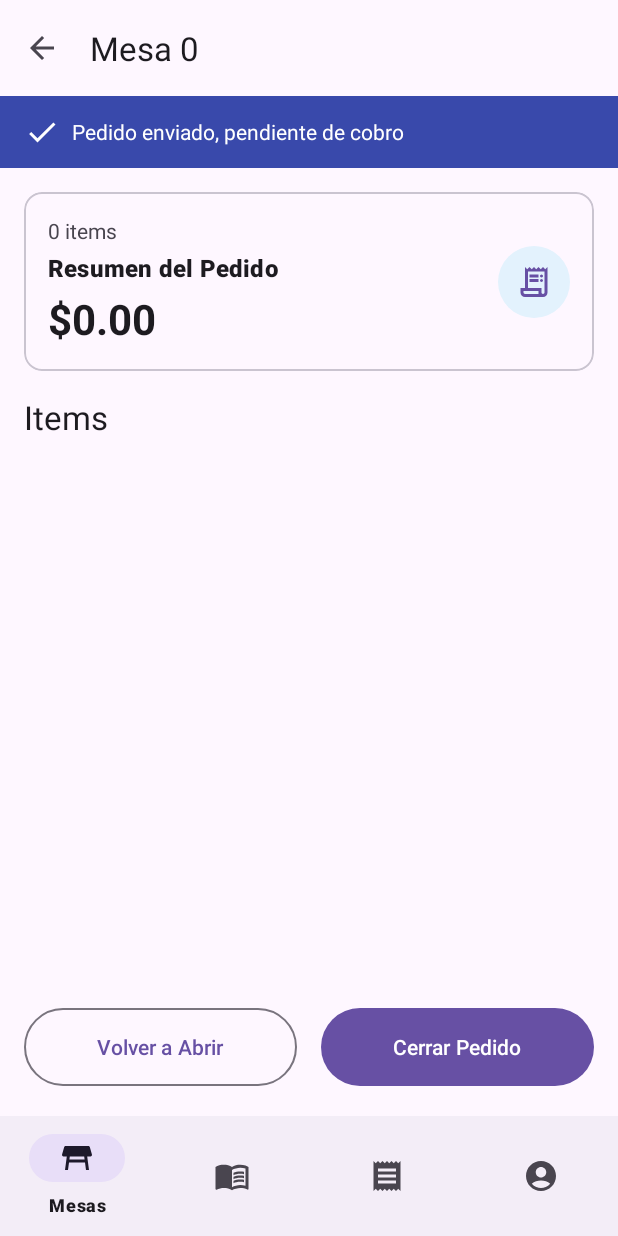
After one commit to lucas29951/labo6-projects, an Android app: the fragment SentOrderDetailFragment placed in its activity, on a phone screen of 412 x 824 dp. The commit adds this screen. Run offline under Robolectric (Android 15) with nearby library versions, the phone set to English and light mode, and no system bars; our stand-ins replace Room's generated code, navigation-ui.

Commit message:
Add sent order detail view and related logic
Implemented SentOrderDetailFragment to display details of sent orders, including item list and summary. Added SentOrderItemAdapter, viewmodel, and layouts for the new screen. Updated navigation graph and CuentaFragment to support navigation to sent order details. Enhanced AppRepository and MesaDao with logic to close orders and free tables.

```diff
--- /dev/null
+++ b/app/src/main/java/com/labdevs/comandar/SentOrderDetailFragment.java
@@ -0,0 +1,104 @@
+package com.labdevs.comandar;
+
+import android.os.Bundle;
+
+import androidx.annotation.NonNull;
+import androidx.annotation.Nullable;
+import androidx.fragment.app.Fragment;
+import androidx.lifecycle.ViewModelProvider;
+import androidx.navigation.fragment.NavHostFragment;
+import androidx.recyclerview.widget.LinearLayoutManager;
+
+import android.view.LayoutInflater;
+import android.view.View;
+import android.view.ViewGroup;
+import android.widget.Toast;
+
+import com.labdevs.comandar.adapters.SentOrderItemAdapter;
+import com.labdevs.comandar.databinding.FragmentSentOrderDetailBinding;
+import com.labdevs.comandar.viewmodels.SentOrderDetailViewModel;
+
+import java.util.Locale;
+
+public class SentOrderDetailFragment extends Fragment {
+    private FragmentSentOrderDetailBinding binding;
+    private SentOrderDetailViewModel viewModel;
+    private SentOrderItemAdapter adapter;
+    private int pedidoId;
+    private int mesaNumero;
+
+    @Override
+    public void onCreate(@Nullable Bundle savedInstanceState) {
+        super.onCreate(savedInstanceState);
+        if (getArguments() != null) {
+            pedidoId = getArguments().getInt("pedidoId");
+            mesaNumero = getArguments().getInt("mesaNumero");
+        }
+    }
+
+    @Override
+    public View onCreateView(@NonNull LayoutInflater inflater, ViewGroup container, Bundle savedInstanceState) {
+        binding = FragmentSentOrderDetailBinding.inflate(inflater, container, false);
+        return binding.getRoot();
+    }
+
+    @Override
+    public void onViewCreated(@NonNull View view, @Nullable Bundle savedInstanceState) {
+        super.onViewCreated(view, savedInstanceState);
+        viewModel = new ViewModelProvider(this).get(SentOrderDetailViewModel.class);
+        viewModel.init(pedidoId);
+
+        setupToolbar();
+        setupRecyclerView();
+        setupClickListeners();
+        observeViewModel();
+    }
+
+    private void setupToolbar() {
+        binding.toolbar.setTitle("Mesa " + mesaNumero);
+        binding.toolbar.setNavigationOnClickListener(v -> NavHostFragment.findNavController(this).navigateUp());
+    }
+
+    private void setupRecyclerView() {
+        adapter = new SentOrderItemAdapter();
+        binding.recyclerViewItems.setAdapter(adapter);
+        binding.recyclerViewItems.setLayoutManager(new LinearLayoutManager(getContext()));
+    }
+
+    private void setupClickListeners() {
+        binding.btnReopenOrder.setOnClickListener(v -> {
+            viewModel.reopenOrder();
+            Toast.makeText(getContext(), "Pedido reabierto para edición.", Toast.LENGTH_SHORT).show();
+        });
+        binding.btnCloseOrder.setOnClickListener(v -> {
+            viewModel.closeOrder();
+            Toast.makeText(getContext(), "Pedido cerrado y mesa liberada.", Toast.LENGTH_SHORT).show();
+        });
+    }
+
+    private void observeViewModel() {
+        viewModel.itemsDelPedido.observe(getViewLifecycleOwner(), items -> {
+            adapter.submitList(items);
+            if (items != null) {
+                binding.summaryItemCount.setText(items.size() + " items");
+            }
+        });
+
+        viewModel.getTotalPedido().observe(getViewLifecycleOwner(), total -> {
+            binding.summaryTotal.setText(String.format(Locale.US, "$%.2f", total));
+        });
+
+        viewModel.getOrderActionFinished().observe(getViewLifecycleOwner(), finished -> {
+            if (finished) {
+                NavHostFragment.findNavController(this).popBackStack();
+                viewModel.onNavigationDone();
+            }
+        });
+    }
+
+    @Override
+    public void onDestroyView() {
+        super.onDestroyView();
+        binding = null;
+    }
+}
--- a/app/src/main/java/com/labdevs/comandar/data/dao/MesaDao.java
+++ b/app/src/main/java/com/labdevs/comandar/data/dao/MesaDao.java
@@ -54,4 +54,7 @@ public interface MesaDao {
 
     @Query("SELECT * FROM mesas WHERE mesa_id = :mesaId LIMIT 1")
     Mesa getMesaByIdSync(int mesaId);
+
+    @Query("SELECT * FROM mesas WHERE mesa_id = :mesaId LIMIT 1")
+    LiveData<Mesa> getMesaById(int mesaId); // Añadimos LiveData para observar
 }
--- /dev/null
+++ b/app/src/main/java/com/labdevs/comandar/viewmodels/SentOrderDetailViewModel.java
@@ -0,0 +1,74 @@
+package com.labdevs.comandar.viewmodels;
+
+import android.app.Application;
+
+import androidx.annotation.NonNull;
+import androidx.lifecycle.AndroidViewModel;
+import androidx.lifecycle.LiveData;
+import androidx.lifecycle.MutableLiveData;
+import androidx.lifecycle.Transformations;
+
+import com.labdevs.comandar.data.database.AppDatabase;
+import com.labdevs.comandar.data.entity.Pedido;
+import com.labdevs.comandar.data.model.ItemPedido;
+import com.labdevs.comandar.data.repository.AppRepository;
+
+import java.util.List;
+
+public class SentOrderDetailViewModel extends AndroidViewModel {
+    private final AppRepository repository;
+    private int pedidoId;
+
+    public LiveData<List<ItemPedido>> itemsDelPedido;
+    private LiveData<Pedido> pedido;
+
+    private final MutableLiveData<Boolean> _orderActionFinished = new MutableLiveData<>(false);
+    public LiveData<Boolean> getOrderActionFinished() { return _orderActionFinished; }
+
+    public SentOrderDetailViewModel(@NonNull Application application) {
+        super(application);
+        repository = new AppRepository(application);
+    }
+
+    public void init(int pedidoId) {
+        this.pedidoId = pedidoId;
+        this.itemsDelPedido = repository.getItemsDelPedido(pedidoId);
+        this.pedido = repository.getPedidoActivoDeMesa(this.pedidoId); // Asumiendo que se reabrirá
+    }
+
+    public LiveData<Double> getTotalPedido() {
+        return Transformations.map(itemsDelPedido, items -> {
+            double total = 0.0;
+            if (items != null) {
+                for (ItemPedido item : items) {
+                    total += item.getSubtotal();
+                }
+            }
+            return total;
+        });
+    }
+
+    public void reopenOrder() {
+        AppDatabase.databaseWriteExecutor.execute(() -> {
+            Pedido pedido = repository.getPedidoByIdSync(pedidoId);
+            if (pedido != null) {
+                repository.reabrirPedido(pedido);
+                _orderActionFinished.postValue(true);
+            }
+        });
+    }
+
+    public void closeOrder() {
+        AppDatabase.databaseWriteExecutor.execute(() -> {
+            Pedido pedido = repository.getPedidoByIdSync(pedidoId);
+            if (pedido != null) {
+                repository.cerrarPedidoYLiberarMesa(pedido);
+                _orderActionFinished.postValue(true);
+            }
+        });
+    }
+
+    public void onNavigationDone() {
+        _orderActionFinished.setValue(false);
+    }
+}
--- /dev/null
+++ b/app/src/main/res/layout/fragment_sent_order_detail.xml
@@ -0,0 +1,151 @@
+<?xml version="1.0" encoding="utf-8"?>
+<androidx.coordinatorlayout.widget.CoordinatorLayout xmlns:android="http://schemas.android.com/apk/res/android"
+    xmlns:app="http://schemas.android.com/apk/res-auto"
+    xmlns:tools="http://schemas.android.com/tools"
+    android:layout_width="match_parent"
+    android:layout_height="match_parent"
+    tools:context=".SentOrderDetailFragment">
+
+    <com.google.android.material.appbar.AppBarLayout
+        android:id="@+id/app_bar"
+        android:layout_width="match_parent"
+        android:layout_height="wrap_content"
+        android:background="?attr/colorSurface"
+        app:elevation="0dp">
+
+        <com.google.android.material.appbar.MaterialToolbar
+            android:id="@+id/toolbar"
+            android:layout_width="match_parent"
+            android:layout_height="?attr/actionBarSize"
+            app:navigationIcon="@drawable/arrow_back_24px"
+            tools:title="Mesa 12" />
+
+    </com.google.android.material.appbar.AppBarLayout>
+
+    <androidx.core.widget.NestedScrollView
+        android:layout_width="match_parent"
+        android:layout_height="match_parent"
+        android:layout_marginBottom="80dp"
+        app:layout_behavior="@string/appbar_scrolling_view_behavior">
+
+        <LinearLayout
+            android:layout_width="match_parent"
+            android:layout_height="wrap_content"
+            android:orientation="vertical"
+            android:paddingBottom="16dp">
+
+            <TextView
+                android:id="@+id/status_bar_text"
+                android:layout_width="match_parent"
+                android:layout_height="wrap_content"
+                android:background="@color/pedido_enviado"
+                android:drawablePadding="8dp"
+                android:gravity="center_vertical"
+                android:paddingHorizontal="16dp"
+                android:paddingVertical="12dp"
+                android:text="Pedido enviado, pendiente de cobro"
+                android:textColor="@color/white"
+                app:drawableStartCompat="@drawable/ic_check"
+                app:drawableTint="@color/white"/>
+
+            <com.google.android.material.card.MaterialCardView
+                android:layout_width="match_parent"
+                android:layout_height="wrap_content"
+                android:layout_margin="16dp"
+                app:cardCornerRadius="12dp">
+
+                <androidx.constraintlayout.widget.ConstraintLayout
+                    android:layout_width="match_parent"
+                    android:layout_height="wrap_content"
+                    android:padding="16dp">
+
+                    <TextView
+                        android:id="@+id/summary_item_count"
+                        android:layout_width="wrap_content"
+                        android:layout_height="wrap_content"
+                        app:layout_constraintStart_toStartOf="parent"
+                        app:layout_constraintTop_toTopOf="parent"
+                        tools:text="6 items - 19:32" />
+
+                    <TextView
+                        android:id="@+id/summary_title"
+                        android:layout_width="wrap_content"
+                        android:layout_height="wrap_content"
+                        android:layout_marginTop="4dp"
+                        android:text="Resumen del Pedido"
+                        android:textAppearance="?attr/textAppearanceTitleMedium"
+                        android:textStyle="bold"
+                        app:layout_constraintStart_toStartOf="parent"
+                        app:layout_constraintTop_toBottomOf="@id/summary_item_count" />
+
+                    <TextView
+                        android:id="@+id/summary_total"
+                        android:layout_width="wrap_content"
+                        android:layout_height="wrap_content"
+                        android:layout_marginTop="4dp"
+                        android:textAppearance="?attr/textAppearanceHeadlineMedium"
+                        android:textStyle="bold"
+                        app:layout_constraintStart_toStartOf="parent"
+                        app:layout_constraintTop_toBottomOf="@id/summary_title"
+                        tools:text="$55.00" />
+
+                    <ImageView
+                        android:layout_width="48dp"
+                        android:layout_height="48dp"
+                        android:src="@drawable/ic_receipt"
+                        app:layout_constraintBottom_toBottomOf="parent"
+                        app:layout_constraintEnd_toEndOf="parent"
+                        app:layout_constraintTop_toTopOf="parent"
+                        android:background="@drawable/circular_background"
+                        android:padding="12dp"
+                        app:tint="?attr/colorPrimary"/>
+
+                </androidx.constraintlayout.widget.ConstraintLayout>
+            </com.google.android.material.card.MaterialCardView>
+
+            <TextView
+                android:layout_width="wrap_content"
+                android:layout_height="wrap_content"
+                android:layout_marginStart="16dp"
+                android:text="Items"
+                android:textAppearance="?attr/textAppearanceTitleLarge" />
+
+            <androidx.recyclerview.widget.RecyclerView
+                android:id="@+id/recycler_view_items"
+                android:layout_width="match_parent"
+                android:layout_height="wrap_content"
+                android:nestedScrollingEnabled="false"
+                tools:itemCount="4"
+                tools:listitem="@layout/item_sent_order_item" />
+
+        </LinearLayout>
+    </androidx.core.widget.NestedScrollView>
+
+    <LinearLayout
+        android:layout_width="match_parent"
+        android:layout_height="wrap_content"
+        android:layout_gravity="bottom"
+        android:orientation="horizontal"
+        android:padding="16dp">
+
+        <Button
+            android:id="@+id/btn_reopen_order"
+            style="?attr/materialButtonOutlinedStyle"
+            android:layout_width="0dp"
+            android:layout_height="60dp"
+            android:layout_weight="1"
+            android:text="Volver a Abrir"
+            android:layout_marginEnd="8dp"
+            app:cornerRadius="28dp"/>
+
+        <Button
+            android:id="@+id/btn_close_order"
+            android:layout_width="0dp"
+            android:layout_height="60dp"
+            android:layout_weight="1"
+            android:text="Cerrar Pedido"
+            android:layout_marginStart="8dp"
+            app:cornerRadius="28dp"/>
+    </LinearLayout>
+
+</androidx.coordinatorlayout.widget.CoordinatorLayout>
--- a/app/src/main/res/navigation/nav_graph.xml
+++ b/app/src/main/res/navigation/nav_graph.xml
@@ -58,6 +58,22 @@
         <action
             android:id="@+id/action_accountFragment_to_editOrderFragment"
             app:destination="@id/editOrderFragment" />
+        <action
+            android:id="@+id/action_accountFragment_to_sentOrderDetailFragment"
+            app:destination="@id/sentOrderDetailFragment" />
+    </fragment>
+
+    <fragment
+        android:id="@+id/sentOrderDetailFragment"
+        android:name="com.labdevs.comandar.SentOrderDetailFragment"
+        android:label="fragment_sent_order_detail"
+        tools:layout="@layout/fragment_sent_order_detail" >
+        <argument
+            android:name="pedidoId"
+            app:argType="integer" />
+        <argument
+            android:name="mesaNumero"
+            app:argType="integer" />
     </fragment>
 
     <fragment
```
Also changed, not shown: app/src/main/java/com/labdevs/comandar/CuentaFragment.java (+5 -2 lines), app/src/main/java/com/labdevs/comandar/adapters/SentOrderItemAdapter.java (added, +69 -0 lines), app/src/main/java/com/labdevs/comandar/data/repository/AppRepository.java (+21 -0 lines), app/src/main/res/layout/item_sent_order_item.xml (added, +62 -0 lines).
